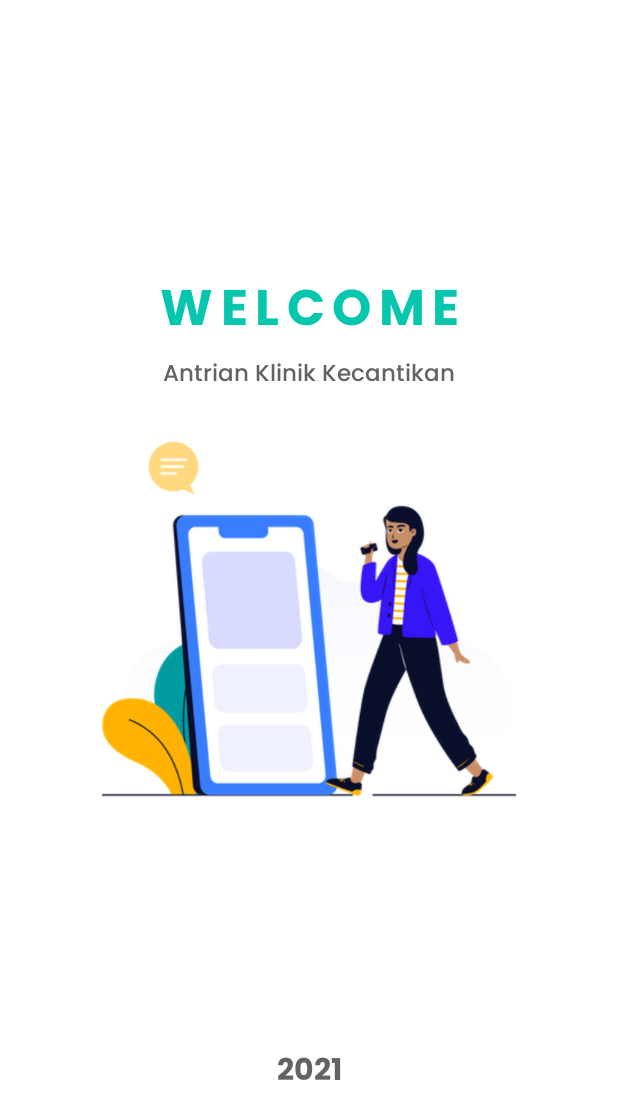
After one commit to rufinaadita/android-uas, an Android app: the layout splash_activity.xml on its own in the app's theme, with its tools: preview values and no code run, on a phone screen of 412 x 824 dp. The commit adds this screen. Shown: the top 1119 px of the screen. Run offline under Robolectric (Android 15) with nearby library versions, the phone set to English and light mode, and no system bars.

Commit message:
Menambahkan halaman splash, icon dan modifikasi beberapa halaman

```diff
--- a/app/build.gradle
+++ b/app/build.gradle
@@ -1,6 +1,7 @@
 plugins {
     id 'com.android.application'
     id 'kotlin-android'
+    id 'kotlin-android-extensions'
 }
 
 android {
--- a/app/src/main/AndroidManifest.xml
+++ b/app/src/main/AndroidManifest.xml
@@ -9,7 +9,7 @@
         android:roundIcon="@mipmap/ic_launcher_round"
         android:supportsRtl="true"
         android:theme="@style/Theme.ProjekAntrian">
-        <activity android:name=".MainActivity">
+        <activity android:name=".LoginActivity">
             <intent-filter>
                 <action android:name="android.intent.action.MAIN" />
 
--- a/app/src/main/java/com/kelompok9/projekantrian/MainActivity.kt
+++ b/app/src/main/java/com/kelompok9/projekantrian/LoginActivity.kt
@@ -3,7 +3,7 @@ package com.kelompok9.projekantrian
 import androidx.appcompat.app.AppCompatActivity
 import android.os.Bundle
 
-class MainActivity : AppCompatActivity() {
+class LoginActivity : AppCompatActivity() {
     override fun onCreate(savedInstanceState: Bundle?) {
         super.onCreate(savedInstanceState)
         setContentView(R.layout.login_activity)
--- /dev/null
+++ b/app/src/main/java/com/kelompok9/projekantrian/SplashActivity.kt
@@ -0,0 +1,21 @@
+package com.kelompok9.projekantrian
+
+import android.content.Intent
+import android.os.Bundle
+import android.os.Handler
+import androidx.appcompat.app.AppCompatActivity
+
+class SplashActivity : AppCompatActivity() {
+    override fun onCreate(savedInstanceState: Bundle?) {
+        super.onCreate(savedInstanceState)
+        setContentView(R.layout.splash_activity)
+
+        Handler().postDelayed({
+            startActivity(Intent(this, LoginActivity::class.java))
+            finish()
+        },3000)
+
+        supportActionBar?.hide()
+
+    }
+}
--- a/app/src/main/res/layout/activity_main.xml
+++ b/app/src/main/res/layout/activity_main.xml
@@ -4,7 +4,7 @@
     xmlns:tools="http://schemas.android.com/tools"
     android:layout_width="match_parent"
     android:layout_height="match_parent"
-    tools:context=".MainActivity">
+    tools:context=".LoginActivity">
 
     <TextView
         android:layout_width="wrap_content"
--- /dev/null
+++ b/app/src/main/res/layout/splash_activity.xml
@@ -0,0 +1,57 @@
+<?xml version="1.0" encoding="utf-8"?>
+<androidx.constraintlayout.widget.ConstraintLayout xmlns:android="http://schemas.android.com/apk/res/android"
+    xmlns:tools="http://schemas.android.com/tools"
+    android:layout_width="match_parent"
+    android:layout_height="match_parent"
+    xmlns:app="http://schemas.android.com/apk/res-auto"
+    android:background="@color/white">
+
+    <ImageView
+        android:id="@+id/iv_splash"
+        android:layout_width="300dp"
+        android:layout_height="350dp"
+        android:src="@drawable/giant_phone"
+        app:layout_constraintTop_toTopOf="parent"
+        app:layout_constraintBottom_toBottomOf="parent"
+        app:layout_constraintLeft_toLeftOf="parent"
+        app:layout_constraintRight_toRightOf="parent"/>
+
+    <TextView
+        android:id="@+id/tv_splash_welcome"
+        android:layout_width="wrap_content"
+        android:layout_height="wrap_content"
+        android:text="WELCOME"
+        android:textSize="33dp"
+        android:letterSpacing="0.15"
+        android:fontFamily="@font/poppin_bold"
+        android:textColor="@color/green_teal"
+        app:layout_constraintBottom_toTopOf="@id/iv_splash"
+        app:layout_constraintLeft_toLeftOf="parent"
+        app:layout_constraintRight_toRightOf="parent"/>
+
+    <TextView
+        android:id="@+id/tv_splash_antrian"
+        android:layout_width="wrap_content"
+        android:layout_height="wrap_content"
+        android:text="Antrian Klinik Kecantikan"
+        android:textSize="15dp"
+        android:textColor="@color/med_grey"
+        android:fontFamily="@font/poppins_medium"
+        app:layout_constraintTop_toBottomOf="@+id/tv_splash_welcome"
+        app:layout_constraintLeft_toLeftOf="parent"
+        app:layout_constraintRight_toRightOf="parent"/>
+
+    <TextView
+        android:id="@+id/tv_splash_year"
+        android:layout_width="wrap_content"
+        android:layout_height="wrap_content"
+        android:text="2021"
+        android:textSize="20dp"
+        android:textColor="@color/med_grey"
+        android:fontFamily="@font/poppin_bold"
+        android:layout_marginTop="110dp"
+        app:layout_constraintTop_toBottomOf="@+id/iv_splash"
+        app:layout_constraintLeft_toLeftOf="parent"
+        app:layout_constraintRight_toRightOf="parent"/>
+
+</androidx.constraintlayout.widget.ConstraintLayout>
--- a/app/src/main/res/values/colors.xml
+++ b/app/src/main/res/values/colors.xml
@@ -8,4 +8,7 @@
     <color name="black">#FF000000</color>
     <color name="white">#FFFFFFFF</color>
     <color name="blue_main">#0099ff</color>
+    <color name="green_teal">#06C7AD</color>
+    <color name="med_grey">#626464</color>
+    <color name="light_grey">#F3F4F5</color>
 </resources>
```
Also changed, not shown: app/src/main/res/drawable/giant_phone.png (added).
